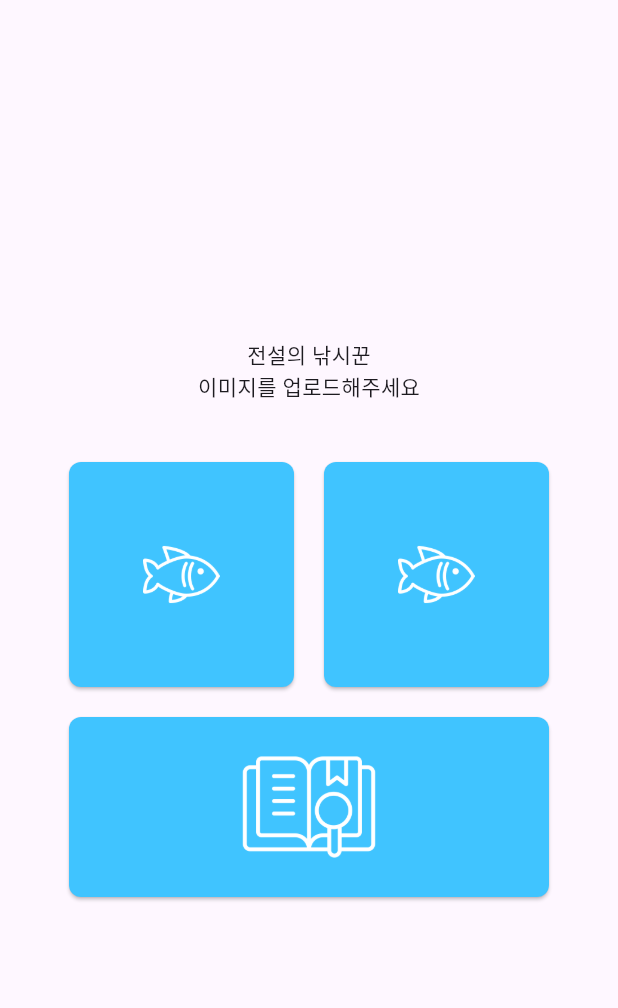
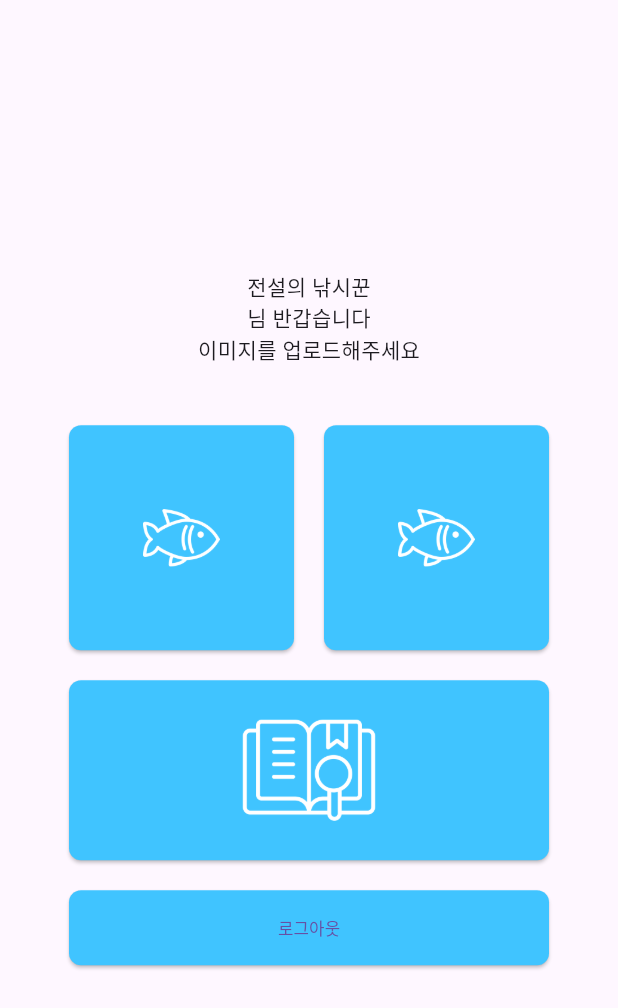
Before and after one commit to hyukkyo/ITE4055, a Flutter app: the HomePage screen opened directly, on a phone screen of 412 x 824 dp. Shown: the top 1008 px of the screen. Run offline on Flutter 3.47's test engine with Material 3 defaults, Android fonts, the phone set to English and light mode, and no system bars; our stand-ins replace camera, dio, flutter_secure_storage, image_picker, shared_preferences; missing offline and left inert: aws_s3_upload, kakao_flutter_sdk_common, kakao_flutter_sdk_user, minio_new; accounts and stored records are empty.

Commit message:
자동로그인 및 사용자명 출력

```diff
--- a/camera_practice/lib/view/home_page.dart
+++ b/camera_practice/lib/view/home_page.dart
@@ -25,30 +25,35 @@ class HomePage extends StatefulWidget {
 
 class _HomePageState extends State<HomePage> {
   // final viewModel = MainViewModel(KakaoTalkLogin());
+  String _username = '';
 
-  String nickname = '';
+  @override
+  void initState() {
+    super.initState();
+    print('이닛스테이트 호출됨');
+    getUser();
+  }
 
-  getuser() async{
-    try{
-      final SharedPreferences prefs = await SharedPreferences.getInstance();
-      Map<String, dynamic> allPrefs = {for (var key in prefs.getKeys()) key: prefs.get(key)};
-      String? username = prefs.getString('username');
-      print("ㅇㅋㅇㅋㅇㅋㅇㅋㅇㅋㅇㅋㅇㅋㅇ");
-      print(allPrefs);
-      print("Nickname: $username");
-      return username;
+  Future<void> getUser() async {
+    SharedPreferences prefs = await SharedPreferences.getInstance();
+    String? username = prefs.getString('username');
+    if (username != null) {
+      setState(() {
+        _username = username;
+      });
     }
-    catch(e){
-      print(e);
-      return null;
-    }
+    print(username);
+  }
+
+  Future<void> Logout() async {
+    SharedPreferences prefs = await SharedPreferences.getInstance();
+    prefs.remove('username');
+    prefs.remove('usercode');
   }
 
   @override
   Widget build(BuildContext context) {
 
-
-  getuser();
 
     return Scaffold(
       body: SafeArea(
@@ -57,8 +62,19 @@ class _HomePageState extends State<HomePage> {
             mainAxisAlignment: MainAxisAlignment.center,
             children: [
               Text("전설의 낚시꾼"),
-              // Text('$nickname님 반갑습니다'),
+              Text('$_username님 반갑습니다'),
               // Text(nickname.isNotEmpty ? '$nickname님 반갑습니다' : "게스트님 반갑습니다"),
+              // FutureBuilder(
+              //     future: getUser(),
+              //     builder: (context, AsyncSnapshot<String> username) {
+              //       if(username.hasData) {
+              //         return Text('${username.data!}님 반갑습니다');
+              //       } else if (username.hasError) {
+              //         return Text('Error: ${username.error}');
+              //       }
+              //       return CircularProgressIndicator();
+              //     }
+              // ),
               Text("이미지를 업로드해주세요\n\n"),
 
               Row(
@@ -142,6 +158,33 @@ class _HomePageState extends State<HomePage> {
                 ),
               ),
 
+              const SizedBox(height: 20.0),
+              SizedBox(
+                width: 320,
+                height: 50,
+                child: ElevatedButton(
+                  onPressed: () {
+                    Logout();
+                    // shared preferences에 저장된 정보들 삭제
+
+                    Navigator.pushAndRemoveUntil(
+                      context,
+                      MaterialPageRoute(builder: (context) => LoginPage()),
+                          (route) => false,
+                    );
+                  },
+                  style: ElevatedButton.styleFrom(
+                    backgroundColor: Colors.lightBlueAccent,
+                    shape: RoundedRectangleBorder(
+                      borderRadius: BorderRadius.circular(8.0),
+                    ),
+                  ),
+                  child: Transform.scale(
+                    scale: 0.8,
+                    child: Text('로그아웃')
+                  ),
+                ),
+              ),
             ],
           ),
         ),
```
Also changed, not shown: camera_practice/lib/view/login/auto_login_page.dart (added, +35 -0 lines), camera_practice/lib/view/login/login_page.dart (+9 -73 lines), camera_practice/pubspec.lock.
